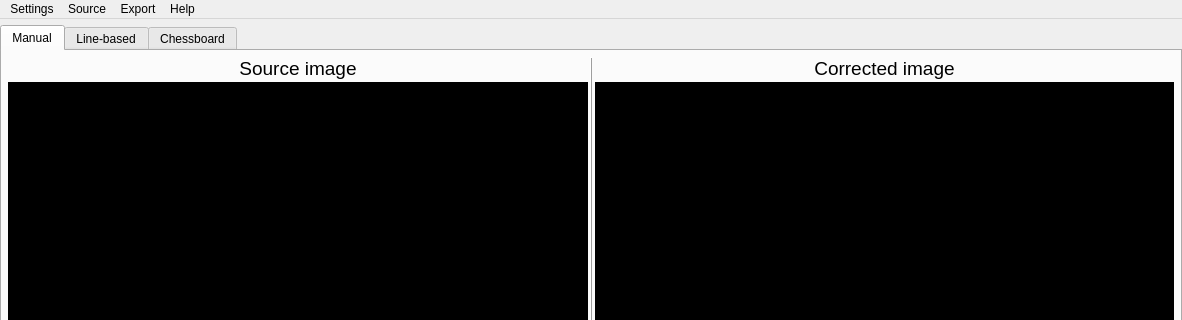
Above: calib_tools/app/mainwindow.ui from KirillHit/camera_calibration_tools before the change; both pictures show x 0 to 1182 and y 0 to 320 of the 1182 by 753 pixel window. Below: the same form after it.
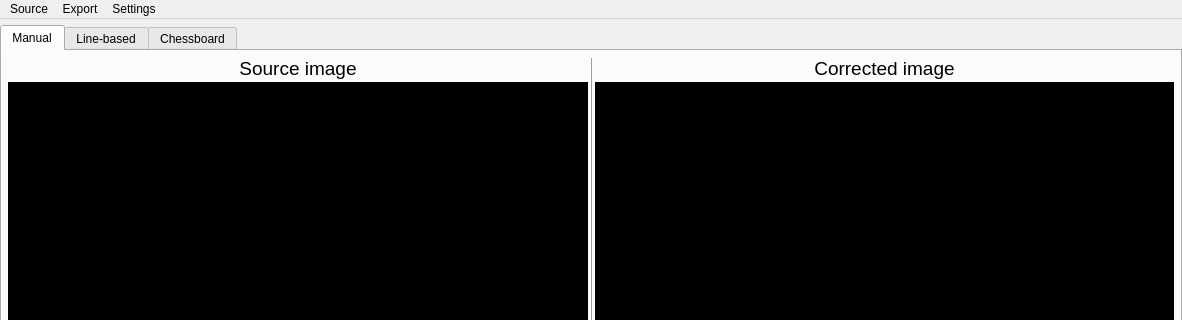
That is the form after the change. Custom widgets are drawn as their Qt base class.

Patch:
```diff
--- a/calib_tools/app/mainwindow.ui
+++ b/calib_tools/app/mainwindow.ui
@@ -1310,11 +1310,6 @@
     </property>
     <addaction name="actionExportROS"/>
    </widget>
-   <widget class="QMenu" name="menuHelp">
-    <property name="title">
-     <string>Help</string>
-    </property>
-   </widget>
    <widget class="QMenu" name="menuSettings">
     <property name="title">
      <string>Settings</string>
@@ -1328,10 +1323,9 @@
     </widget>
     <addaction name="menuLanguage"/>
    </widget>
-   <addaction name="menuSettings"/>
    <addaction name="menuSource"/>
    <addaction name="menuExport"/>
-   <addaction name="menuHelp"/>
+   <addaction name="menuSettings"/>
   </widget>
   <action name="actionSelectFile">
    <property name="text">
```
Left out of the diff: 15 changed lines with no effect on the pictures.
